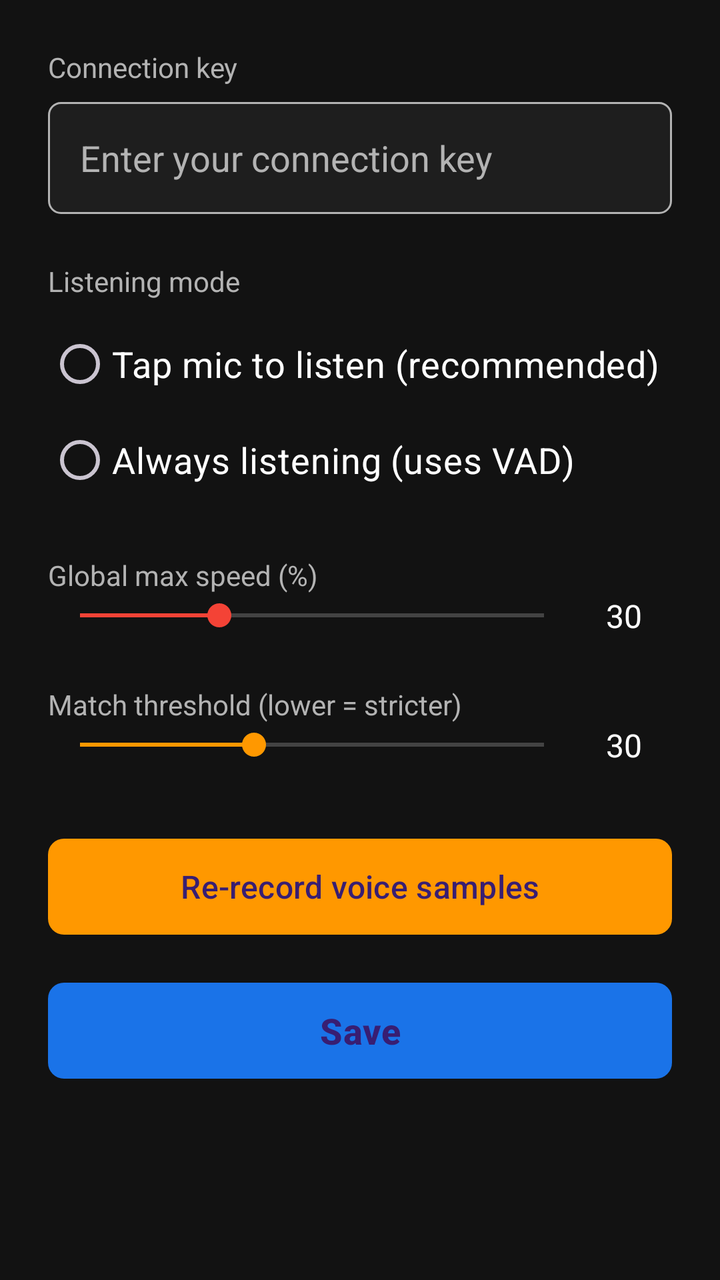
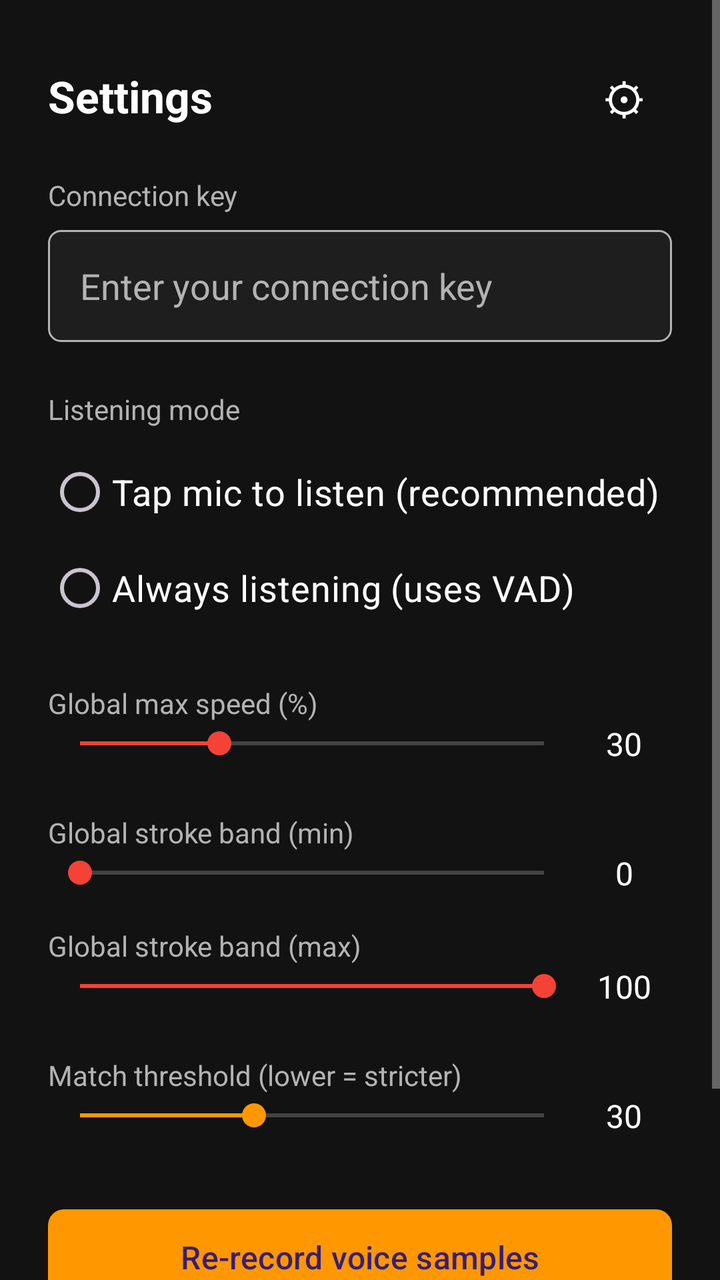

The first picture is an Android layout as it rendered before a commit; the second is the same layout after the commit. The layout source and the unified diff follow.
<!-- AndroidManifest.xml: application theme Theme.HandyVoiceV2 -->
<!-- res/layout/activity_settings.xml -->
<?xml version="1.0" encoding="utf-8"?>
<ScrollView
    xmlns:android="http://schemas.android.com/apk/res/android"
    xmlns:app="http://schemas.android.com/apk/res-auto"
    xmlns:tools="http://schemas.android.com/tools"
    android:layout_width="match_parent"
    android:layout_height="match_parent"
    android:background="@color/background_dark"
    android:fillViewport="true">

    <LinearLayout
        android:layout_width="match_parent"
        android:layout_height="wrap_content"
        android:orientation="vertical"
        android:padding="24dp">

        <TextView
            android:layout_width="wrap_content"
            android:layout_height="wrap_content"
            android:text="Connection key"
            android:textColor="@color/text_secondary"
            android:textSize="14sp" />

        <EditText
            android:id="@+id/connectionKeyInput"
            android:layout_width="match_parent"
            android:layout_height="56dp"
            android:layout_marginTop="8dp"
            android:autofillHints="off"
            android:background="@drawable/input_bg"
            android:hint="Enter your connection key"
            android:inputType="text"
            android:paddingHorizontal="16dp"
            android:textColor="@color/text_primary"
            android:textColorHint="@color/text_secondary"
            android:textSize="18sp" />

        <TextView
            android:layout_width="wrap_content"
            android:layout_height="wrap_content"
            android:layout_marginTop="24dp"
            android:text="Listening mode"
            android:textColor="@color/text_secondary"
            android:textSize="14sp" />

        <RadioGroup
            android:id="@+id/modeGroup"
            android:layout_width="match_parent"
            android:layout_height="wrap_content"
            android:layout_marginTop="8dp"
            android:orientation="vertical">

            <RadioButton
                android:id="@+id/modeButton"
                android:layout_width="match_parent"
                android:layout_height="wrap_content"
                android:buttonTint="@color/primary"
                android:text="Tap mic to listen (recommended)"
                android:textColor="@color/text_primary" />

            <RadioButton
                android:id="@+id/modeAlwaysOn"
                android:layout_width="match_parent"
                android:layout_height="wrap_content"
                android:buttonTint="@color/primary"
                android:text="Always listening (uses VAD)"
                android:textColor="@color/text_primary" />
        </RadioGroup>

        <TextView
            android:layout_width="wrap_content"
            android:layout_height="wrap_content"
            android:layout_marginTop="24dp"
            android:text="Global max speed (%)"
            android:textColor="@color/text_secondary"
            android:textSize="14sp" />

        <LinearLayout
            android:layout_width="match_parent"
            android:layout_height="wrap_content"
            android:gravity="center_vertical"
            android:orientation="horizontal">

            <SeekBar
                android:id="@+id/globalMaxSlider"
                android:layout_width="0dp"
                android:layout_height="wrap_content"
                android:layout_weight="1"
                android:max="100"
                android:progress="30"
                android:progressTint="@color/slider_red"
                android:thumbTint="@color/slider_red" />

            <TextView
                android:id="@+id/globalMaxValue"
                android:layout_width="48dp"
                android:layout_height="wrap_content"
                android:gravity="center"
                android:text="30"
                android:textColor="@color/text_primary"
                android:textSize="16sp" />
        </LinearLayout>

        <TextView
            android:layout_width="wrap_content"
            android:layout_height="wrap_content"
            android:layout_marginTop="24dp"
            android:text="Match threshold (lower = stricter)"
            android:textColor="@color/text_secondary"
            android:textSize="14sp" />

        <LinearLayout
            android:layout_width="match_parent"
            android:layout_height="wrap_content"
            android:gravity="center_vertical"
            android:orientation="horizontal">

            <SeekBar
                android:id="@+id/thresholdSlider"
                android:layout_width="0dp"
                android:layout_height="wrap_content"
                android:layout_weight="1"
                android:max="80"
                android:progress="30"
                android:progressTint="@color/slider_orange"
                android:thumbTint="@color/slider_orange" />

            <TextView
                android:id="@+id/thresholdValue"
                android:layout_width="48dp"
                android:layout_height="wrap_content"
                android:gravity="center"
                android:text="30"
                android:textColor="@color/text_primary"
                android:textSize="16sp" />
        </LinearLayout>

        <com.google.android.material.button.MaterialButton
            android:id="@+id/retrainButton"
            android:layout_width="match_parent"
            android:layout_height="56dp"
            android:layout_marginTop="32dp"
            android:text="Re-record voice samples"
            android:textSize="16sp"
            app:backgroundTint="@color/slider_orange"
            app:cornerRadius="8dp" />

        <com.google.android.material.button.MaterialButton
            android:id="@+id/saveButton"
            android:layout_width="match_parent"
            android:layout_height="56dp"
            android:layout_marginTop="16dp"
            android:text="Save"
            android:textSize="18sp"
            android:textStyle="bold"
            app:backgroundTint="@color/primary"
            app:cornerRadius="8dp" />
    </LinearLayout>
</ScrollView>
<!-- resources referenced by this layout -->
<resources>
  <color name="background_dark">#121212</color>
  <color name="primary">#1A73E8</color>
  <color name="slider_orange">#FF9800</color>
  <color name="slider_red">#F44336</color>
  <color name="text_primary">#FFFFFF</color>
  <color name="text_secondary">#B3B3B3</color>
  <!-- drawable input_bg (drawable) -->
  <?xml version="1.0" encoding="utf-8"?>
  <shape xmlns:android="http://schemas.android.com/apk/res/android"
      android:shape="rectangle">
      <solid android:color="@color/surface_dark" />
      <stroke android:width="1dp" android:color="@color/text_secondary" />
      <corners android:radius="6dp" />
  </shape>
  <style name="Theme.HandyVoiceV2" parent="Theme.Material3.Dark.NoActionBar">
          <item name="colorPrimary">@color/primary</item>
          <item name="colorPrimaryDark">@color/primary_dark</item>
          <item name="android:colorBackground">@color/background_dark</item>
          <item name="colorSurface">@color/surface_dark</item>
          <item name="android:textColorPrimary">@color/text_primary</item>
          <item name="android:textColorSecondary">@color/text_secondary</item>
          <item name="android:textSize">18sp</item>
      </style>
  <color name="surface_dark">#1E1E1E</color>
  <color name="primary_dark">#0D47A1</color>
</resources>

<!-- the commit's change to res/layout/activity_settings.xml (unified diff, before → after) -->
@@ -13,6 +13,34 @@
         android:layout_height="wrap_content"
         android:orientation="vertical"
         android:padding="24dp">
+
+        <LinearLayout
+            android:layout_width="match_parent"
+            android:layout_height="wrap_content"
+            android:gravity="center_vertical"
+            android:orientation="horizontal"
+            android:layout_marginBottom="16dp">
+
+            <TextView
+                android:layout_width="0dp"
+                android:layout_height="wrap_content"
+                android:layout_weight="1"
+                android:text="@string/settings_title"
+                android:textColor="@color/text_primary"
+                android:textSize="22sp"
+                android:textStyle="bold" />
+
+            <com.google.android.material.button.MaterialButton
+                android:id="@+id/menuButton"
+                style="@style/Widget.Material3.Button.TextButton"
+                android:layout_width="48dp"
+                android:layout_height="48dp"
+                android:layout_marginStart="8dp"
+                android:contentDescription="@string/content_desc_settings"
+                android:text="⚙"
+                android:textColor="@color/text_primary"
+                android:textSize="22sp" />
+        </LinearLayout>
 
         <TextView
             android:layout_width="wrap_content"
@@ -105,6 +133,74 @@
             android:layout_width="wrap_content"
             android:layout_height="wrap_content"
             android:layout_marginTop="24dp"
+            android:text="Global stroke band (min)"
+            android:textColor="@color/text_secondary"
+            android:textSize="14sp" />
+
+        <LinearLayout
+            android:layout_width="match_parent"
+            android:layout_height="wrap_content"
+            android:gravity="center_vertical"
+            android:orientation="horizontal">
+
+            <SeekBar
+                android:id="@+id/globalMinStrokeSlider"
+                android:layout_width="0dp"
+                android:layout_height="wrap_content"
+                android:layout_weight="1"
+                android:max="100"
+                android:progress="0"
+                android:progressTint="@color/slider_red"
+                android:thumbTint="@color/slider_red" />
+
+            <TextView
+                android:id="@+id/globalMinStrokeValue"
+                android:layout_width="48dp"
+                android:layout_height="wrap_content"
+                android:gravity="center"
+                android:text="0"
+                android:textColor="@color/text_primary"
+                android:textSize="16sp" />
+        </LinearLayout>
+
+        <TextView
+            android:layout_width="wrap_content"
+            android:layout_height="wrap_content"
+            android:layout_marginTop="16dp"
+            android:text="Global stroke band (max)"
+            android:textColor="@color/text_secondary"
+            android:textSize="14sp" />
+
+        <LinearLayout
+            android:layout_width="match_parent"
+            android:layout_height="wrap_content"
+            android:gravity="center_vertical"
+            android:orientation="horizontal">
+
+            <SeekBar
+                android:id="@+id/globalMaxStrokeSlider"
+                android:layout_width="0dp"
+                android:layout_height="wrap_content"
+                android:layout_weight="1"
+                android:max="100"
+                android:progress="100"
+                android:progressTint="@color/slider_red"
+                android:thumbTint="@color/slider_red" />
+
+            <TextView
+                android:id="@+id/globalMaxStrokeValue"
+                android:layout_width="48dp"
+                android:layout_height="wrap_content"
+                android:gravity="center"
+                android:text="100"
+                android:textColor="@color/text_primary"
+                android:textSize="16sp" />
+        </LinearLayout>
+
+        <TextView
+            android:layout_width="wrap_content"
+            android:layout_height="wrap_content"
+            android:layout_marginTop="24dp"
             android:text="Match threshold (lower = stricter)"
             android:textColor="@color/text_secondary"
             android:textSize="14sp" />
<!-- resource entries referenced after the edit -->
@@ -14,6 +14,8 @@
       <stroke android:width="1dp" android:color="@color/text_secondary" />
       <corners android:radius="6dp" />
   </shape>
+  <string name="content_desc_settings">Settings</string>
+  <string name="settings_title">Settings</string>
   <style name="Theme.HandyVoiceV2" parent="Theme.Material3.Dark.NoActionBar">
           <item name="colorPrimary">@color/primary</item>
           <item name="colorPrimaryDark">@color/primary_dark</item>
